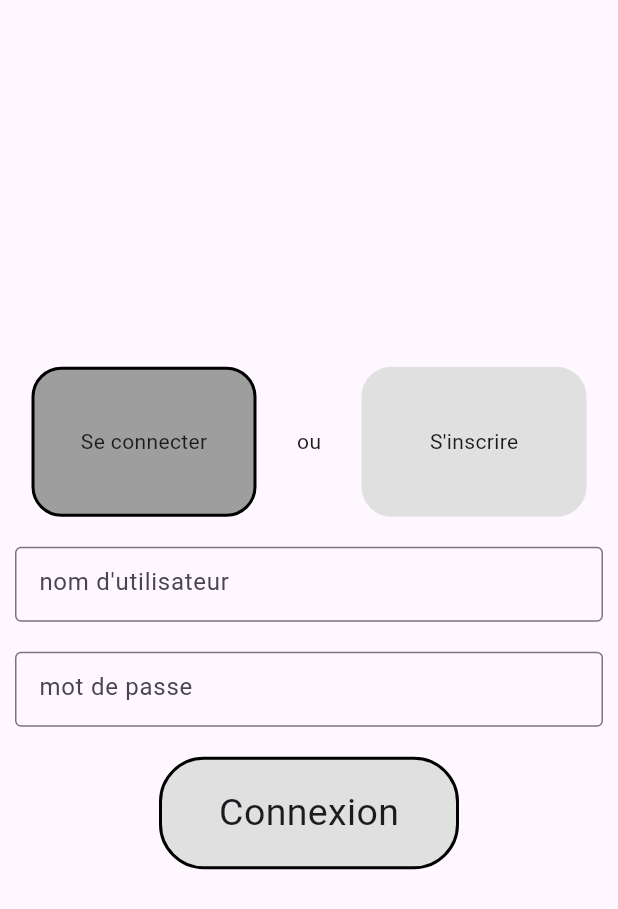
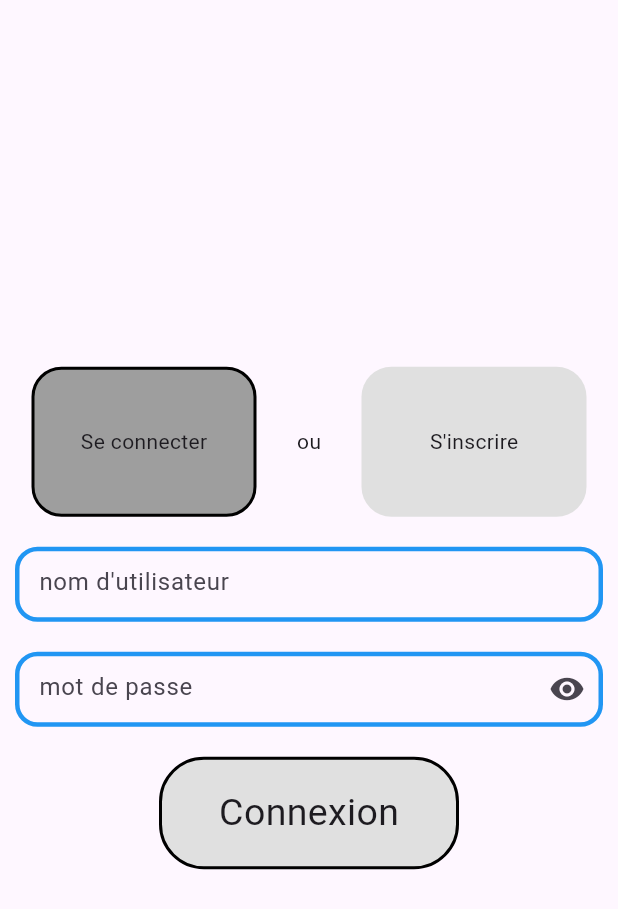
Before and after one commit to undermirrors/AMUIRL, a Flutter app: the screen it shows after launch, on a phone screen of 412 x 824 dp. Shown: the top 909 px of the screen. Run offline on Flutter 3.47's test engine with Material 3 defaults, Android fonts, the phone set to English and light mode, and no system bars; our stand-ins replace flutter_map, geolocator, latlong2; missing offline and left inert: flutter_map_location_marker, serverpod, serverpod_client, serverpod_flutter, serverpod_serialization.

Commit message:
fix: hide password entry

```diff
--- a/amuirl_flutter/lib/Pages/Widget/user_connexion.dart
+++ b/amuirl_flutter/lib/Pages/Widget/user_connexion.dart
@@ -26,6 +26,7 @@ class _UserConnexionState extends State<UserConnexion> {
   bool isConnexion = true;
   final TextEditingController username = TextEditingController();
   final TextEditingController mdp = TextEditingController();
+  bool _isObscure = true;
 
   @override
   Widget build(BuildContext context) {
@@ -107,9 +108,16 @@ class _UserConnexionState extends State<UserConnexion> {
                   height: 50,
                   child: TextField(
                     controller: username,
-                    decoration: const InputDecoration(
-                      border: OutlineInputBorder(),
+                    decoration: InputDecoration(
                       hintText: "nom d'utilisateur",
+                      enabledBorder: OutlineInputBorder(
+                        borderSide: const BorderSide(width: 3, color: Colors.blue),
+                        borderRadius: BorderRadius.circular(15),
+                      ),
+                      focusedBorder: OutlineInputBorder(
+                        borderSide: const BorderSide(width: 3, color: Colors.lightBlueAccent),
+                        borderRadius: BorderRadius.circular(15),
+                      ),
                     ),
                   ),
                 ),
@@ -120,10 +128,25 @@ class _UserConnexionState extends State<UserConnexion> {
                   height: 50,
                   child: TextField(
                     controller: mdp,
-                    decoration: const InputDecoration(
-                      border: OutlineInputBorder(),
+                    obscureText: _isObscure,
+                    decoration: InputDecoration(
                       hintText: "mot de passe",
-                    ),
+                      enabledBorder: OutlineInputBorder(
+                        borderSide: const BorderSide(width: 3, color: Colors.blue),
+                        borderRadius: BorderRadius.circular(15),
+                      ),
+                      focusedBorder: OutlineInputBorder(
+                        borderSide: const BorderSide(width: 3, color: Colors.lightBlueAccent),
+                        borderRadius: BorderRadius.circular(15),
+                      ),
+                      suffixIcon: IconButton(
+                          icon: Icon(
+                              _isObscure ? Icons.visibility : Icons.visibility_off),
+                          onPressed: () {
+                            setState(() {
+                              _isObscure = !_isObscure;
+                            });
+                          })),
                   ),
                 ),
 
```
